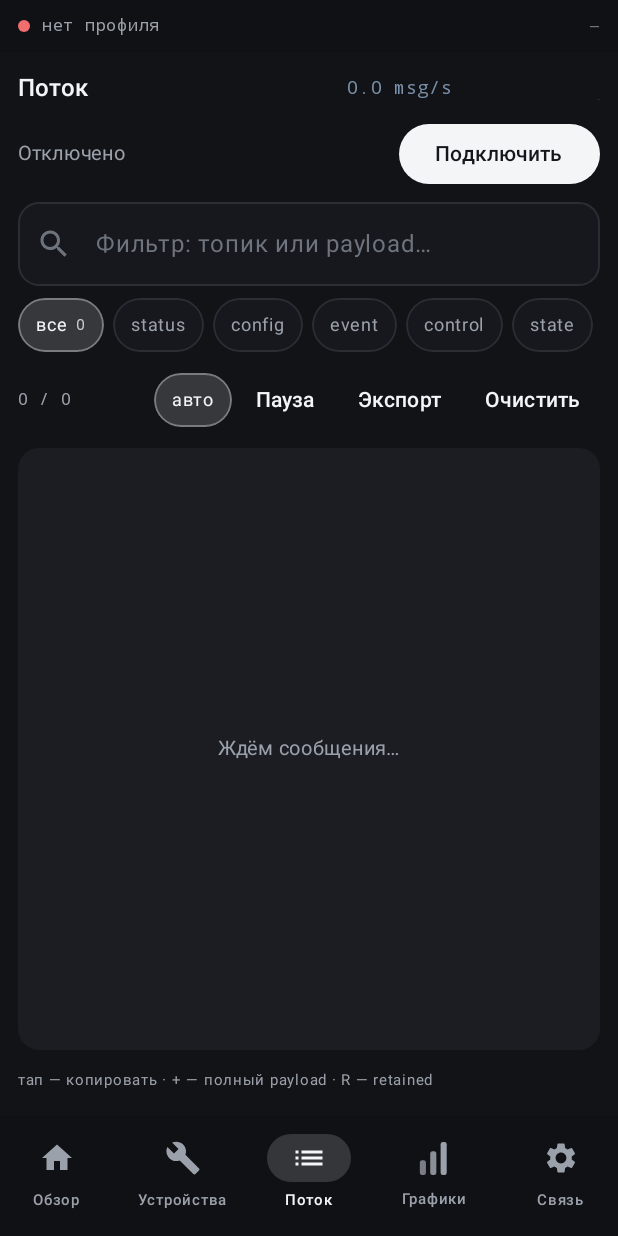
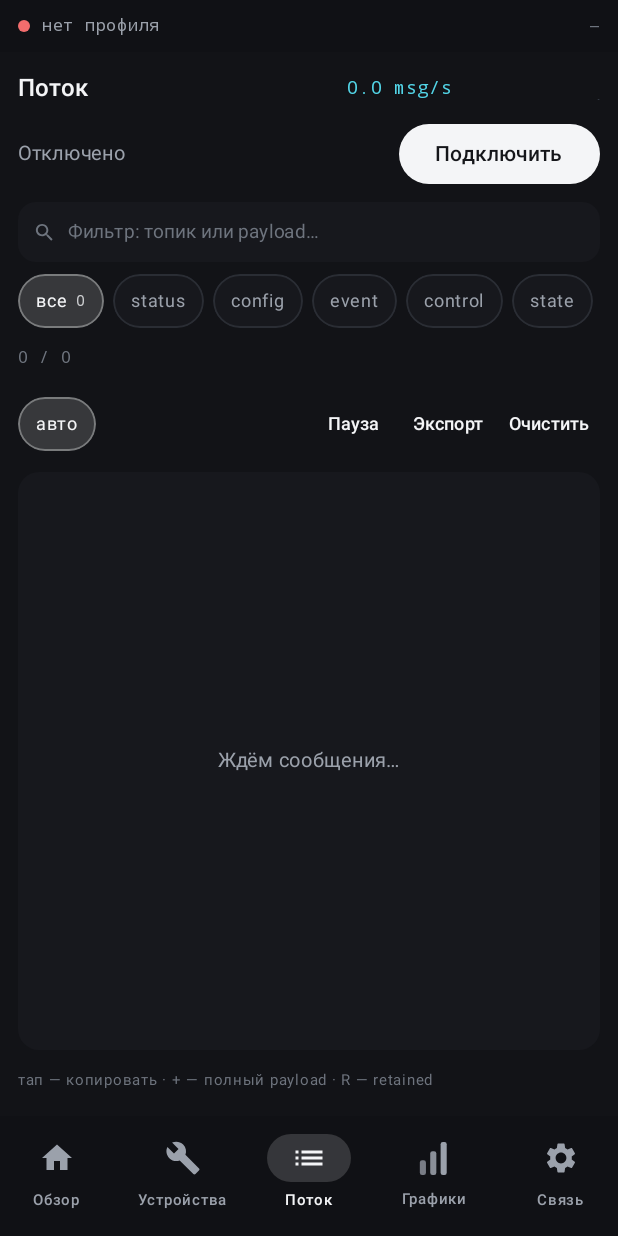
Before and after one commit to Muveeer/CraIOT, an Android app built with Jetpack Compose: the screen it shows after launch (MainActivity), item 3 of the bottom bar chosen, on a phone screen of 412 x 824 dp. Run offline under Robolectric (Android 15) with nearby library versions, the phone set to English and light mode, and no system bars; our stand-ins replace Room's generated code; libraries missing offline, so code that uses them is left out: org.eclipse.paho; 1 statement that could not run was skipped.

Commit message:
Update all project files

```diff
--- a/app/src/main/java/com/livecontrol/craiot/Journal.kt
+++ b/app/src/main/java/com/livecontrol/craiot/Journal.kt
@@ -45,5 +45,5 @@ class Journal(scope: CoroutineScope, incoming: SharedFlow<RawMessage>) {
     fun setPaused(p: Boolean) { paused = p; if (!p) dirty = true }
     fun clear() { synchronized(buf) { buf.clear() }; _items.value = emptyList() }
 
-    private companion object { const val CAP = 5000 }
+    private companion object { const val CAP = 2000 }
 }
--- a/app/src/main/java/com/livecontrol/craiot/JournalScreen.kt
+++ b/app/src/main/java/com/livecontrol/craiot/JournalScreen.kt
@@ -7,10 +7,10 @@ import androidx.compose.foundation.horizontalScroll
 import androidx.compose.foundation.layout.*
 import androidx.compose.foundation.lazy.LazyColumn
 import androidx.compose.foundation.lazy.items
-import androidx.compose.foundation.lazy.rememberLazyListState
 import androidx.compose.foundation.rememberScrollState
 import androidx.compose.foundation.shape.CircleShape
 import androidx.compose.foundation.shape.RoundedCornerShape
+import androidx.compose.foundation.text.BasicTextField
 import androidx.compose.material.icons.Icons
 import androidx.compose.material.icons.filled.Close
 import androidx.compose.material.icons.filled.KeyboardArrowUp
@@ -22,9 +22,11 @@ import androidx.compose.ui.Alignment
 import androidx.compose.ui.Modifier
 import androidx.compose.ui.draw.clip
 import androidx.compose.ui.graphics.Color
+import androidx.compose.ui.graphics.SolidColor
 import androidx.compose.ui.platform.LocalClipboardManager
 import androidx.compose.ui.platform.LocalContext
 import androidx.compose.ui.text.AnnotatedString
+import androidx.compose.ui.text.TextStyle
 import androidx.compose.ui.text.font.FontFamily
 import androidx.compose.ui.text.font.FontWeight
 import androidx.compose.ui.text.style.TextOverflow
@@ -36,13 +38,17 @@ import java.text.SimpleDateFormat
 import java.util.Date
 import java.util.Locale
 
+/**
+ * Поток v3: каждый Text с явным цветом из токенов (ничего не сливается с фоном на MIUI),
+ * строка ленты дешёвая (~6 composable, contentType для переиспользования слотов),
+ * счётчики отдельной строкой — не схлопываются weight'ами на 393 dp.
+ */
 @Composable
 fun JournalScreen(vm: MainViewModel, nav: Nav) {
     val t = LocalCraTokens.current
     val state by vm.connState.collectAsStateWithLifecycle()
     val entries by vm.journalFeed.collectAsStateWithLifecycle()
     val tel by vm.telemetry.collectAsStateWithLifecycle()
-    val now by vm.now.collectAsStateWithLifecycle()
     var filter by nav.journalFilter
     var paused by nav.journalPaused
     var follow by nav.journalFollow
@@ -84,58 +90,70 @@ fun JournalScreen(vm: MainViewModel, nav: Nav) {
     Surface(Modifier.fillMaxSize()) {
         Column(Modifier.fillMaxSize().padding(12.dp), verticalArrangement = Arrangement.spacedBy(8.dp)) {
             Row(verticalAlignment = Alignment.CenterVertically) {
-                Text("Поток", style = MaterialTheme.typography.titleMedium, modifier = Modifier.weight(1f))
-                Text("${fmtRate(tel.rate)} msg/s", fontSize = 12.sp, fontFamily = FontFamily.Monospace, color = Signal)
+                Text("Поток", style = MaterialTheme.typography.titleMedium, color = t.ink, modifier = Modifier.weight(1f))
+                Text("${fmtRate(tel.rate)} msg/s", fontSize = 12.sp, fontFamily = FontFamily.Monospace, color = Cyan)
                 Spacer(Modifier.width(8.dp))
                 RateSpark(tel.spark, Modifier.width(90.dp).height(16.dp))
             }
             StatusBanner(state, null, onConnect = { vm.activeId.value?.let { vm.connect(it) } }, onDisconnect = vm::disconnect, onRetry = vm::retry)
-            OutlinedTextField(filter, { filter = it }, Modifier.fillMaxWidth(), singleLine = true,
-                shape = RoundedCornerShape(14.dp),
-                placeholder = { Text("Фильтр: топик или payload…", color = t.faint) },
-                leadingIcon = { Icon(Icons.Default.Search, null, tint = t.faint) },
-                trailingIcon = { if (filter.isNotEmpty()) IconButton({ filter = "" }) { Icon(Icons.Default.Close, null, tint = t.faint) } },
-                colors = OutlinedTextFieldDefaults.colors(
-                    focusedBorderColor = MaterialTheme.colorScheme.primary, unfocusedBorderColor = t.tileBorder,
-                    focusedContainerColor = t.tile, unfocusedContainerColor = t.tile, cursorColor = MaterialTheme.colorScheme.primary,
-                ))
+            Row(
+                Modifier.fillMaxWidth().height(40.dp).clip(RoundedCornerShape(12.dp))
+                    .background(t.tile).padding(horizontal = 10.dp),
+                verticalAlignment = Alignment.CenterVertically,
+            ) {
+                Icon(Icons.Default.Search, null, tint = t.faint, modifier = Modifier.size(15.dp))
+                Spacer(Modifier.width(8.dp))
+                Box(Modifier.weight(1f)) {
+                    if (filter.isEmpty()) Text("Фильтр: топик или payload…", fontSize = 12.5.sp, color = t.faint, maxLines = 1)
+                    BasicTextField(filter, { filter = it }, singleLine = true,
+                        textStyle = TextStyle(fontSize = 13.sp, color = t.ink),
+                        cursorBrush = SolidColor(MaterialTheme.colorScheme.primary),
+                        modifier = Modifier.fillMaxWidth())
+                }
+                if (filter.isNotEmpty()) {
+                    Spacer(Modifier.width(6.dp))
+                    Icon(Icons.Default.Close, null, tint = t.faint,
+                        modifier = Modifier.size(16.dp).clip(CircleShape).clickable { filter = "" })
+                }
+            }
             Row(Modifier.horizontalScroll(rememberScrollState()), horizontalArrangement = Arrangement.spacedBy(6.dp)) {
                 ConsoleChip("все", type == "all", tel.total) { type = "all" }
-                listOf("status", "config", "event", "control", "state", "other").forEach { t ->
-                    ConsoleChip(t, type == t, tel.byType[t]) { type = t }
+                listOf("status", "config", "event", "control", "state", "other").forEach { tp ->
+                    ConsoleChip(tp, type == tp, tel.byType[tp]) { type = tp }
                 }
             }
+            Text("${shown.size} / ${entries.size}" + (if (paused) " · ПАУЗА" else ""), fontSize = 11.sp,
+                fontFamily = FontFamily.Monospace, color = if (paused) Amber else t.faint, maxLines = 1)
             Row(verticalAlignment = Alignment.CenterVertically, horizontalArrangement = Arrangement.spacedBy(4.dp)) {
-                Text("${shown.size} / ${entries.size}", fontSize = 11.sp, fontFamily = FontFamily.Monospace, color = MaterialTheme.colorScheme.onSurfaceVariant, modifier = Modifier.weight(1f))
-                if (paused) Text("ПАУЗА", color = Amber, fontSize = 11.sp, fontWeight = FontWeight.Bold)
                 ConsoleChip("авто", follow) { follow = !follow }
-                TextButton(onClick = { paused = !paused }) { Text(if (paused) "Пуск" else "Пауза") }
-                TextButton(onClick = { export() }) { Text("Экспорт") }
-                TextButton(onClick = { vm.journal.clear() }) { Text("Очистить") }
+                Spacer(Modifier.weight(1f))
+                TextButton(onClick = { paused = !paused }, contentPadding = PaddingValues(6.dp)) { Text(if (paused) "Пуск" else "Пауза", fontSize = 12.sp) }
+                TextButton(onClick = { export() }, contentPadding = PaddingValues(6.dp)) { Text("Экспорт", fontSize = 12.sp) }
+                TextButton(onClick = { vm.journal.clear() }, contentPadding = PaddingValues(6.dp)) { Text("Очистить", fontSize = 12.sp) }
             }
-            Box(Modifier.weight(1f).clip(RoundedCornerShape(14.dp)).background(MaterialTheme.colorScheme.surfaceVariant)) {
-                LazyColumn(state = listState, modifier = Modifier.fillMaxSize().padding(8.dp)) {
-                    items(shown, key = { it.seq }) { e ->
+            Box(Modifier.weight(1f).clip(RoundedCornerShape(14.dp)).background(t.tile)) {
+                LazyColumn(state = listState, modifier = Modifier.fillMaxSize().padding(horizontal = 8.dp, vertical = 4.dp)) {
+                    items(shown, key = { it.seq }, contentType = { "row" }) { e ->
                         var open by remember(e.seq) { mutableStateOf(false) }
-                        val t = Telemetry.typeOf(e.msg.topic)
+                        val tp = Telemetry.typeOf(e.msg.topic)
                         Column(Modifier.fillMaxWidth().clickable { clipboard.setText(AnnotatedString("${e.msg.topic}\n${e.msg.payload}")) }.padding(vertical = 4.dp)) {
                             Row(verticalAlignment = Alignment.CenterVertically, horizontalArrangement = Arrangement.spacedBy(6.dp)) {
-                                Text(timeFmt.format(Date(e.msg.at)), fontSize = 10.sp, fontFamily = FontFamily.Monospace, color = MaterialTheme.colorScheme.onSurfaceVariant)
-                                TypeBadge(t)
+                                Text(timeFmt.format(Date(e.msg.at)) + " q${e.msg.qos}", fontSize = 9.5.sp, fontFamily = FontFamily.Monospace, color = t.faint, maxLines = 1)
+                                TypeBadge(tp)
                                 if (e.msg.retained) Text("R", fontSize = 9.sp, color = Amber, fontWeight = FontWeight.Bold)
-                                Text("q${e.msg.qos}", fontSize = 9.sp, fontFamily = FontFamily.Monospace, color = MaterialTheme.colorScheme.onSurfaceVariant)
-                                Text(e.msg.topic, fontSize = 11.sp, fontFamily = FontFamily.Monospace, color = typeColor(t),
+                                Text(e.msg.topic, fontSize = 10.5.sp, fontFamily = FontFamily.Monospace, color = typeColor(tp),
                                     maxLines = if (open) 3 else 1, overflow = TextOverflow.Ellipsis, modifier = Modifier.weight(1f))
-                                TextButton(onClick = { open = !open }, contentPadding = PaddingValues(2.dp)) { Text(if (open) "−" else "+", fontSize = 12.sp) }
+                                Text(if (open) "−" else "+", fontSize = 13.sp, color = t.dim,
+                                    modifier = Modifier.clip(CircleShape).clickable { open = !open }.padding(horizontal = 8.dp, vertical = 2.dp))
                             }
-                            Text(e.msg.payload, fontSize = 12.sp, fontFamily = FontFamily.Monospace, color = MaterialTheme.colorScheme.onSurface,
-                                maxLines = if (open) 20 else 2, overflow = TextOverflow.Ellipsis)
-                            HorizontalDivider(color = MaterialTheme.colorScheme.outlineVariant.copy(alpha = .4f))
+                            Text(e.msg.payload, fontSize = 11.5.sp, fontFamily = FontFamily.Monospace, color = t.ink,
+                                lineHeight = 15.sp, maxLines = if (open) 20 else 2, overflow = TextOverflow.Ellipsis)
+                            HorizontalDivider(color = t.tileBorder)
                         }
                     }
                 }
                 if (shown.isEmpty()) Text(if (filter.isBlank() && type == "all") "Ждём сообщения…" else "Ничего не найдено",
-                    color = MaterialTheme.colorScheme.onSurfaceVariant, fontSize = 13.sp, modifier = Modifier.align(Alignment.Center))
+                    color = t.dim, fontSize = 13.sp, modifier = Modifier.align(Alignment.Center))
                 if (!follow) Box(Modifier.align(Alignment.TopCenter).padding(top = 6.dp).clip(CircleShape)
                     .background(MaterialTheme.colorScheme.primary)
                     .clickable { follow = true }.padding(horizontal = 14.dp, vertical = 7.dp)) {
@@ -146,7 +164,7 @@ fun JournalScreen(vm: MainViewModel, nav: Nav) {
                     }
                 }
             }
-            Text("тап — копировать · + — полный payload · R — retained", fontSize = 10.sp, color = MaterialTheme.colorScheme.onSurfaceVariant)
+            Text("тап — копировать · + — полный payload · R — retained", fontSize = 10.sp, color = t.faint)
         }
     }
 }
--- a/app/src/main/java/com/livecontrol/craiot/MainViewModel.kt
+++ b/app/src/main/java/com/livecontrol/craiot/MainViewModel.kt
@@ -9,7 +9,9 @@ import com.livecontrol.craiot.data.BrokerProfile
 import com.livecontrol.craiot.data.ReadingEntity
 import com.livecontrol.craiot.mqtt.Transport
 import com.livecontrol.craiot.protocol.Widget
+import kotlinx.coroutines.Dispatchers
 import kotlinx.coroutines.flow.SharingStarted
+import kotlinx.coroutines.flow.flowOn
 import kotlinx.coroutines.flow.first
 import kotlinx.coroutines.flow.sample
 import kotlinx.coroutines.flow.stateIn
@@ -29,11 +31,11 @@ class MainViewModel(app: Application) : AndroidViewModel(app) {
     val activeId = c.repo.activeId.stateIn(viewModelScope, SharingStarted.WhileSubscribed(5000), null)
     val connState = c.manager.state
     val journal = c.journal
-    val journalFeed = c.journal.items.sample(250).stateIn(viewModelScope, SharingStarted.WhileSubscribed(5000), c.journal.items.value)
-    val devices = c.registry.devices.sample(200).stateIn(viewModelScope, SharingStarted.WhileSubscribed(5000), c.registry.devices.value)
+    val journalFeed = c.journal.items.sample(250).flowOn(Dispatchers.Default).stateIn(viewModelScope, SharingStarted.WhileSubscribed(5000), c.journal.items.value)
+    val devices = c.registry.devices.sample(200).flowOn(Dispatchers.Default).stateIn(viewModelScope, SharingStarted.WhileSubscribed(5000), c.registry.devices.value)
     val unknown = c.registry.unknown
     val unknownList = c.registry.unknownList
-    val telemetry = c.telemetry.snap.sample(500).stateIn(viewModelScope, SharingStarted.WhileSubscribed(5000), c.telemetry.snap.value)
+    val telemetry = c.telemetry.snap.sample(500).flowOn(Dispatchers.Default).stateIn(viewModelScope, SharingStarted.WhileSubscribed(5000), c.telemetry.snap.value)
     val now = c.now
     val dark = c.ui.dark.stateIn(viewModelScope, SharingStarted.WhileSubscribed(5000), true)
     val compact = c.ui.compact.stateIn(viewModelScope, SharingStarted.WhileSubscribed(5000), false)
```
Also changed, not shown: app/src/main/java/com/livecontrol/craiot/OverviewScreen.kt (+83 -107 lines), app/src/main/java/com/livecontrol/craiot/Ui.kt (+13 -0 lines), app/src/main/java/com/livecontrol/craiot/protocol/DeviceRegistry.kt (+10 -6 lines).
